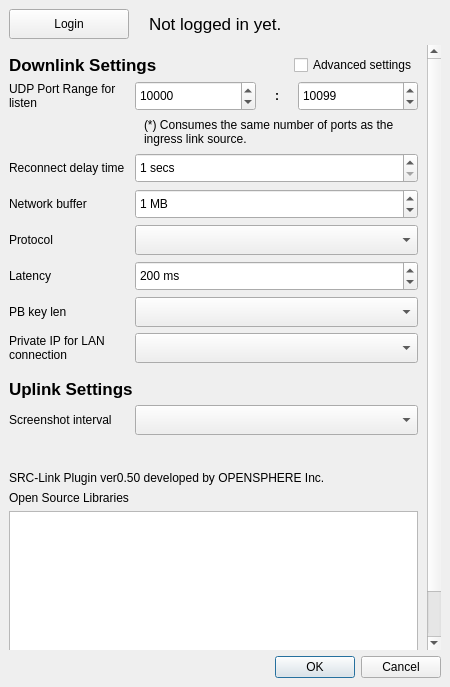
Qt form src/UI/settings-dialog.ui (OPENSPHERE-Inc/src-link) before a commit.
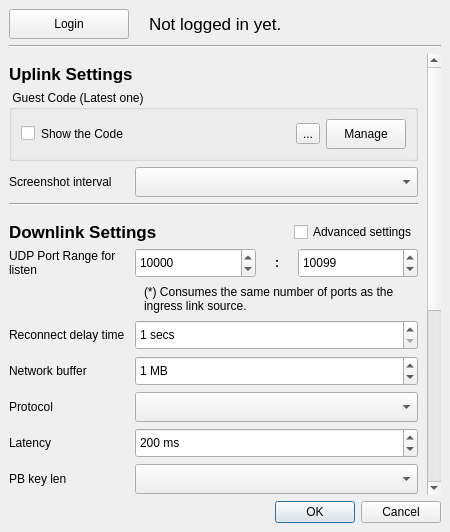
The same form after that commit. Icons and pictures are not drawn.

Commit message: - Add guest code display to settings dialog.

Patch:
```diff
--- a/src/UI/settings-dialog.ui
+++ b/src/UI/settings-dialog.ui
@@ -7,7 +7,7 @@
     <x>0</x>
     <y>0</y>
     <width>450</width>
-    <height>687</height>
+    <height>532</height>
    </rect>
   </property>
   <property name="sizePolicy">
@@ -85,6 +85,13 @@
      </item>
     </layout>
    </item>
+   <item>
+    <widget class="Line" name="line_2">
+     <property name="orientation">
+      <enum>Qt::Orientation::Horizontal</enum>
+     </property>
+    </widget>
+   </item>
    <item>
     <widget class="QScrollArea" name="scrollArea">
      <property name="frameShape">
@@ -105,7 +112,7 @@
         <x>0</x>
         <y>0</y>
         <width>420</width>
-        <height>689</height>
+        <height>779</height>
        </rect>
       </property>
       <layout class="QVBoxLayout" name="verticalLayout_2">
@@ -121,6 +128,160 @@
        <property name="bottomMargin">
         <number>9</number>
        </property>
+       <item>
+        <layout class="QHBoxLayout" name="egresslinkSettingsLayout">
+         <property name="topMargin">
+          <number>10</number>
+         </property>
+         <property name="bottomMargin">
+          <number>0</number>
+         </property>
+         <item>
+          <widget class="QLabel" name="egressLinkSettingsLabel">
+           <property name="font">
+            <font>
+             <pointsize>13</pointsize>
+             <bold>true</bold>
+            </font>
+           </property>
+           <property name="text">
+            <string>Uplink Settings</string>
+           </property>
+          </widget>
+         </item>
+        </layout>
+       </item>
+       <item>
+        <widget class="QGroupBox" name="guestCodeGroupBox">
+         <property name="title">
+          <string> Guest Code (Latest one)</string>
+         </property>
+         <property name="checkable">
+          <bool>false</bool>
+         </property>
+         <property name="checked">
+          <bool>false</bool>
+         </property>
+         <layout class="QHBoxLayout" name="horizontalLayout_9">
+          <item>
+           <widget class="QCheckBox" name="visibleGuestCodeCheckBox">
+            <property name="sizePolicy">
+             <sizepolicy hsizetype="Maximum" vsizetype="Maximum">
+              <horstretch>0</horstretch>
+              <verstretch>0</verstretch>
+             </sizepolicy>
+            </property>
+            <property name="text">
+             <string/>
+            </property>
+           </widget>
+          </item>
+          <item>
+           <widget class="QLabel" name="guestCodeLabel">
+            <property name="minimumSize">
+             <size>
+              <width>0</width>
+              <height>30</height>
+             </size>
+            </property>
+            <property name="text">
+             <string>Show the Code</string>
+            </property>
+            <property name="textInteractionFlags">
+             <set>Qt::TextInteractionFlag::LinksAccessibleByMouse|Qt::TextInteractionFlag::TextSelectableByKeyboard|Qt::TextInteractionFlag::TextSelectableByMouse</set>
+            </property>
+           </widget>
+          </item>
+          <item>
+           <widget class="QToolButton" name="copyGuestCodeButton">
+            <property name="text">
+             <string>...</string>
+            </property>
+            <property name="icon">
+             <iconset resource="resources.qrc">
+              <normaloff>:/src-link/images/clone-regular.svg</normaloff>:/src-link/images/clone-regular.svg</iconset>
+            </property>
+           </widget>
+          </item>
+          <item>
+           <widget class="QPushButton" name="manageGuestCodesButton">
+            <property name="sizePolicy">
+             <sizepolicy hsizetype="Fixed" vsizetype="Fixed">
+              <horstretch>0</horstretch>
+              <verstretch>0</verstretch>
+             </sizepolicy>
+            </property>
+            <property name="minimumSize">
+             <size>
+              <width>0</width>
+              <height>30</height>
+             </size>
+            </property>
+            <property name="text">
+             <string>Manage</string>
+            </property>
+           </widget>
+          </item>
+         </layout>
+        </widget>
+       </item>
+       <item>
+        <widget class="QWidget" name="ssIntervalWidget" native="true">
+         <layout class="QHBoxLayout" name="horizontalLayout_7">
+          <property name="leftMargin">
+           <number>0</number>
+          </property>
+          <property name="topMargin">
+           <number>0</number>
+          </property>
+          <property name="rightMargin">
+           <number>0</number>
+          </property>
+          <property name="bottomMargin">
+           <number>0</number>
+          </property>
+          <item>
+           <widget class="QLabel" name="ssIntervalLabel">
+            <property name="sizePolicy">
+             <sizepolicy hsizetype="Fixed" vsizetype="Preferred">
+              <horstretch>0</horstretch>
+              <verstretch>0</verstretch>
+             </sizepolicy>
+            </property>
+            <property name="minimumSize">
+             <size>
+              <width>120</width>
+              <height>0</height>
+             </size>
+            </property>
+            <property name="text">
+             <string>Screenshot interval</string>
+            </property>
+            <property name="wordWrap">
+             <bool>true</bool>
+            </property>
+           </widget>
+          </item>
+          <item>
+           <widget class="QComboBox" name="ssIntervalComboBox">
+            <property name="minimumSize">
+             <size>
+              <width>0</width>
+              <height>30</height>
+             </size>
+            </property>
+           </widget>
+          </item>
+         </layout>
+        </widget>
+       </item>
+       <item>
+        <widget class="Line" name="line_1">
+         <property name="orientation">
+          <enum>Qt::Orientation::Horizontal</enum>
+         </property>
+        </widget>
+       </item>
        <item>
         <layout class="QHBoxLayout" name="ingressLinkSettingslLayout">
          <property name="topMargin">
@@ -641,79 +802,6 @@
          </layout>
         </widget>
        </item>
-       <item>
-        <layout class="QHBoxLayout" name="egresslinkSettingsLayout">
-         <property name="topMargin">
-          <number>10</number>
-         </property>
-         <property name="bottomMargin">
-          <number>0</number>
-         </property>
-         <item>
-          <widget class="QLabel" name="egressLinkSettingsLabel">
-           <property name="font">
-            <font>
-             <pointsize>13</pointsize>
-             <bold>true</bold>
-            </font>
-           </property>
-           <property name="text">
-            <string>Uplink Settings</string>
-           </property>
-          </widget>
-         </item>
-        </layout>
-       </item>
-       <item>
-        <widget class="QWidget" name="ssIntervalWidget" native="true">
-         <layout class="QHBoxLayout" name="horizontalLayout_7">
-          <property name="leftMargin">
-           <number>0</number>
-          </property>
-          <property name="topMargin">
-           <number>0</number>
-          </property>
-          <property name="rightMargin">
-           <number>0</number>
-          </property>
-          <property name="bottomMargin">
-           <number>0</number>
-          </property>
-          <item>
-           <widget class="QLabel" name="ssIntervalLabel">
-            <property name="sizePolicy">
-             <sizepolicy hsizetype="Fixed" vsizetype="Preferred">
-              <horstretch>0</horstretch>
-              <verstretch>0</verstretch>
-             </sizepolicy>
-            </property>
-            <property name="minimumSize">
-             <size>
-              <width>120</width>
-              <height>0</height>
-             </size>
-            </property>
-            <property name="text">
-             <string>Screenshot interval</string>
-            </property>
-            <property name="wordWrap">
-             <bool>true</bool>
-            </property>
-           </widget>
-          </item>
-          <item>
-           <widget class="QComboBox" name="ssIntervalComboBox">
-            <property name="minimumSize">
-             <size>
-              <width>0</width>
-              <height>30</height>
-             </size>
-            </property>
-           </widget>
-          </item>
-         </layout>
-        </widget>
-       </item>
        <item>
         <spacer name="verticalSpacer2">
          <property name="orientation">
@@ -730,6 +818,13 @@
          </property>
         </spacer>
        </item>
+       <item>
+        <widget class="Line" name="line_3">
+         <property name="orientation">
+          <enum>Qt::Orientation::Horizontal</enum>
+         </property>
+        </widget>
+       </item>
        <item>
         <widget class="QWidget" name="authorWidget" native="true">
          <layout class="QHBoxLayout" name="horizontalLayout_8">
```
Left out of the diff: 4 changed lines with no effect on the pictures. The commit also changes 8 other files.
